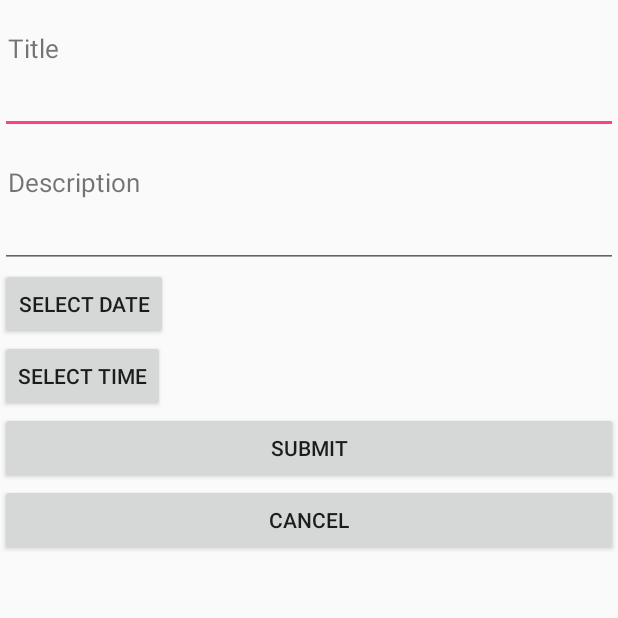
After one commit to dzhan008/realexp, an Android app: the createToDo_Activity screen opened directly, with no data from a screen before it, on a phone screen of 412 x 824 dp, the top half of it. The commit adds this screen. Run offline under Robolectric (Android 15) with nearby library versions, the phone set to English and light mode, and no system bars.

Commit message:
Created Activities

```diff
--- a/RealEXP/app/build.gradle
+++ b/RealEXP/app/build.gradle
@@ -24,4 +24,5 @@ dependencies {
     testCompile 'junit:junit:4.12'
     compile 'com.android.support:appcompat-v7:23.1.1'
     compile 'com.android.support:design:23.1.1'
+    compile 'com.google.android.gms:play-services-appindexing:8.1.0'
 }
--- a/RealEXP/app/src/main/java/realexp/realexp/ToDo.java
+++ b/RealEXP/app/src/main/java/realexp/realexp/ToDo.java
@@ -1,6 +1,4 @@
 package realexp.realexp;
-import java.util.Calendar;
-
 public class ToDo
 {
     private int ID;
--- /dev/null
+++ b/RealEXP/app/src/main/java/realexp/realexp/createToDo_Activity.java
@@ -0,0 +1,57 @@
+package realexp.realexp;
+
+import android.content.Intent;
+import android.os.Bundle;
+import android.support.v4.app.DialogFragment;
+import android.support.v4.app.FragmentActivity;
+import android.view.View;
+import android.widget.Button;
+import android.widget.EditText;
+
+public class createToDo_Activity extends FragmentActivity implements View.OnClickListener {
+    Button bSubmit;
+    Button bCancel;
+    Button bDate;
+    Button bTime;
+
+    EditText tdtitle, tddescription;
+    @Override
+    protected void onCreate(Bundle savedInstanceState) {
+        super.onCreate(savedInstanceState);
+        setContentView(R.layout.fragment_createtodo);
+
+        tdtitle = (EditText) findViewById(R.id.add_title);
+        tddescription = (EditText) findViewById(R.id.add_description);
+
+        bSubmit = (Button) findViewById(R.id.button_submit);
+        bSubmit.setOnClickListener(this);
+
+        bCancel = (Button) findViewById(R.id.button_cancel);
+        bCancel.setOnClickListener(this);
+
+        bDate = (Button) findViewById(R.id.button_date);
+        bDate.setOnClickListener(this);
+
+        bTime = (Button) findViewById(R.id.button_time);
+        bTime.setOnClickListener(this);
+    }
+
+    public void onClick(View v)
+    {
+        switch(v.getId())
+        {
+            case R.id.button_date:
+                DialogFragment myDatePickerFragment = new DatePickerFragment();
+                myDatePickerFragment.show(getSupportFragmentManager(), "datePicker");
+                break;
+
+            case R.id.button_submit:
+                //get the text the user put in and convert it to a string
+                String Title = tdtitle.getText().toString();
+                String Description = tddescription.getText().toString();
+                finish();
+                startActivity(new Intent(this, CheckList_Activity.class));
+                break;
+        }
+    }
+}
--- /dev/null
+++ b/RealEXP/app/src/main/res/layout/fragment_createtodo.xml
@@ -0,0 +1,59 @@
+<?xml version="1.0" encoding="utf-8"?>
+<LinearLayout xmlns:android="http://schemas.android.com/apk/res/android"
+    xmlns:tools="http://schemas.android.com/tools"
+    android:orientation="vertical"
+    android:layout_width="match_parent"
+    android:layout_height="match_parent">
+
+
+    <TextView
+        android:layout_width="wrap_content"
+        android:layout_height="wrap_content"
+        android:text="@string/tdtitle"
+        android:layout_marginTop="20dp"
+        android:layout_marginLeft="5dp"
+        android:textSize="17sp" />
+
+    <EditText
+        android:layout_width="match_parent"
+        android:layout_height="wrap_content"
+        android:id="@+id/add_title"/>
+
+    <TextView
+        android:layout_width="wrap_content"
+        android:layout_height="wrap_content"
+        android:text="@string/tddescription"
+        android:layout_marginTop="20dp"
+        android:layout_marginLeft="5dp"
+        android:textSize="17sp"/>
+
+    <EditText
+        android:layout_width="match_parent"
+        android:layout_height="wrap_content"
+        android:id="@+id/add_description"
+        android:inputType="textPassword"/>
+    <Button
+        android:layout_width="wrap_content"
+        android:layout_height="wrap_content"
+        android:text="@string/selectdate"
+        android:id="@+id/button_date"
+        android:onClick="doDatePicker"/>
+    <Button
+        android:layout_width="wrap_content"
+        android:layout_height="wrap_content"
+        android:text="@string/selecttime"
+        android:id="@+id/button_time" />
+    <Button
+        android:layout_width="match_parent"
+        android:layout_height="wrap_content"
+        android:text="@string/submit"
+        android:id="@+id/button_submit"/>
+    <Button
+        android:layout_width="match_parent"
+        android:layout_height="wrap_content"
+        android:text="@string/cancel"
+        android:id="@+id/button_cancel"/>
+
+
+
+</LinearLayout>
--- a/RealEXP/app/src/main/res/menu/menu_main.xml
+++ b/RealEXP/app/src/main/res/menu/menu_main.xml
@@ -7,4 +7,9 @@
         android:orderInCategory="100"
         android:title="@string/action_settings"
         app:showAsAction="never" />
+    <item
+        android:id="@+id/goToCheckList"
+        android:orderInCategory="100"
+        android:title="@string/checklist"
+        app:showAsAction="never" />
 </menu>
--- a/RealEXP/app/src/main/res/values/strings.xml
+++ b/RealEXP/app/src/main/res/values/strings.xml
@@ -1,4 +1,12 @@
 <resources>
     <string name="app_name">Real EXP</string>
     <string name="action_settings">Settings</string>
+    <string name ="checklist">CheckList</string>
+    <string name ="cancel">Cancel</string>
+    <string name="submit">Submit</string>
+
+    <string name="tdtitle">Title</string>
+    <string name="tddescription">Description</string>
+    <string name="selectdate">Select Date</string>
+    <string name="selecttime">Select Time</string>
 </resources>
```
Also changed, not shown: RealEXP/app/src/main/AndroidManifest.xml (+15 -0 lines), RealEXP/app/src/main/java/realexp/realexp/CheckList.java (+13 -3 lines), RealEXP/app/src/main/java/realexp/realexp/CheckList_Activity.java (added, +36 -0 lines), RealEXP/app/src/main/java/realexp/realexp/DatePickerFragment.java (added, +51 -0 lines), RealEXP/app/src/main/java/realexp/realexp/Main.java (+7 -0 lines), RealEXP/app/src/main/res/layout/checklist.xml (added, +15 -0 lines), RealEXP/app/src/main/res/drawable/questscroll.png (added).
